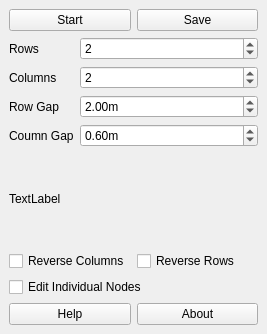
Old version of the form breeder_map_dockwidget_base.ui in the repository jajberni/BreederMap.
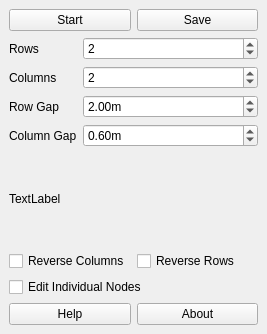
New version of the form.

Commit message:
Fixed typo in Dock Widget
Fixed typo "Coumn Gap" to "Column Gap"

```diff
--- a/breeder_map_dockwidget_base.ui
+++ b/breeder_map_dockwidget_base.ui
@@ -132,7 +132,7 @@
       <item row="3" column="0">
        <widget class="QLabel" name="lbColGap">
         <property name="text">
-         <string>Coumn Gap</string>
+         <string>Column Gap</string>
         </property>
        </widget>
       </item>
```
